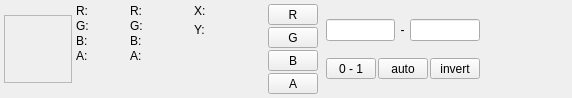
The window that src/editors/texture/TextureInfoBar.ui (houmain/gpupad) describes before a commit, drawn with Qt 5.
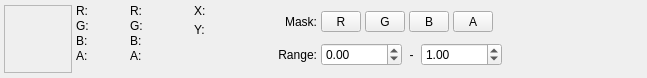
The same window after the commit. Icons and pictures are not drawn. Custom widgets are drawn as their Qt base class.

The edit to the form file:
```diff
--- a/src/editors/texture/TextureInfoBar.ui
+++ b/src/editors/texture/TextureInfoBar.ui
@@ -6,8 +6,8 @@
    <rect>
     <x>0</x>
     <y>0</y>
-    <width>572</width>
-    <height>94</height>
+    <width>647</width>
+    <height>78</height>
    </rect>
   </property>
   <layout class="QHBoxLayout" name="horizontalLayout">
@@ -214,15 +214,40 @@
     </layout>
    </item>
    <item>
-    <layout class="QVBoxLayout" name="verticalLayout_6">
+    <layout class="QGridLayout" name="gridLayout">
+     <property name="leftMargin">
+      <number>10</number>
+     </property>
+     <item row="0" column="0">
+      <widget class="QLabel" name="labelRange_2">
+       <property name="text">
+        <string>Mask:</string>
+       </property>
+       <property name="alignment">
+        <set>Qt::AlignmentFlag::AlignRight|Qt::AlignmentFlag::AlignTrailing|Qt::AlignmentFlag::AlignVCenter</set>
+       </property>
+      </widget>
+     </item>
+     <item row="1" column="0">
+      <widget class="QLabel" name="labelRange">
+       <property name="text">
+        <string>Range:</string>
+       </property>
+       <property name="alignment">
+        <set>Qt::AlignmentFlag::AlignRight|Qt::AlignmentFlag::AlignTrailing|Qt::AlignmentFlag::AlignVCenter</set>
+       </property>
+      </widget>
+     </item>
+     <item row="0" column="1">
+      <layout class="QHBoxLayout" name="horizontalLayout_4">
      <property name="spacing">
-      <number>2</number>
+        <number>4</number>
      </property>
      <item>
       <widget class="QToolButton" name="buttonColorR">
        <property name="minimumSize">
         <size>
-         <width>50</width>
+           <width>40</width>
          <height>0</height>
         </size>
        </property>
@@ -238,7 +263,7 @@
       <widget class="QToolButton" name="buttonColorG">
        <property name="minimumSize">
         <size>
-         <width>50</width>
+           <width>40</width>
          <height>0</height>
         </size>
        </property>
@@ -254,7 +279,7 @@
       <widget class="QToolButton" name="buttonColorB">
        <property name="minimumSize">
         <size>
-         <width>50</width>
+           <width>40</width>
          <height>0</height>
         </size>
        </property>
@@ -270,7 +295,7 @@
       <widget class="QToolButton" name="buttonColorA">
        <property name="minimumSize">
         <size>
-         <width>50</width>
+           <width>40</width>
          <height>0</height>
         </size>
        </property>
@@ -283,40 +308,35 @@
       </widget>
      </item>
      <item>
-      <spacer name="verticalSpacer_5">
+        <spacer name="horizontalSpacer_2">
        <property name="orientation">
-        <enum>Qt::Vertical</enum>
+          <enum>Qt::Orientation::Horizontal</enum>
        </property>
        <property name="sizeHint" stdset="0">
         <size>
-         <width>20</width>
-         <height>40</height>
+           <width>81</width>
+           <height>17</height>
         </size>
        </property>
       </spacer>
      </item>
     </layout>
    </item>
-   <item>
-    <layout class="QVBoxLayout" name="verticalLayout_5">
-     <property name="spacing">
-      <number>2</number>
-     </property>
-     <property name="leftMargin">
-      <number>4</number>
-     </property>
-     <property name="rightMargin">
-      <number>4</number>
-     </property>
-     <item>
+     <item row="1" column="1">
       <layout class="QHBoxLayout" name="horizontalLayout_3">
        <item>
-        <widget class="ExpressionLineEdit" name="minimum">
-         <property name="maximumSize">
-          <size>
-           <width>70</width>
-           <height>16777215</height>
-          </size>
+        <widget class="QDoubleSpinBox" name="minimum">
+         <property name="decimals">
+          <number>2</number>
+         </property>
+         <property name="minimum">
+          <double>-10000.000000000000000</double>
+         </property>
+         <property name="maximum">
+          <double>10000.000000000000000</double>
+         </property>
+         <property name="stepType">
+          <enum>QAbstractSpinBox::StepType::AdaptiveDecimalStepType</enum>
          </property>
         </widget>
        </item>
@@ -331,66 +351,45 @@
         </widget>
        </item>
        <item>
-        <widget class="ExpressionLineEdit" name="maximum">
-         <property name="maximumSize">
-          <size>
-           <width>70</width>
-           <height>16777215</height>
-          </size>
+        <widget class="QDoubleSpinBox" name="maximum">
+         <property name="decimals">
+          <number>2</number>
          </property>
-        </widget>
-       </item>
-      </layout>
-     </item>
-     <item>
-      <layout class="QHBoxLayout" name="horizontalLayout_5">
-       <item>
-        <widget class="QToolButton" name="buttonResetRange">
-         <property name="minimumSize">
-          <size>
-           <width>50</width>
-           <height>0</height>
-          </size>
+         <property name="minimum">
+          <double>-10000.000000000000000</double>
          </property>
-         <property name="text">
-          <string>0 - 1</string>
+         <property name="maximum">
+          <double>10000.000000000000000</double>
          </property>
-        </widget>
-       </item>
-       <item>
-        <widget class="QToolButton" name="buttonAutoRange">
-         <property name="minimumSize">
-          <size>
-           <width>50</width>
-           <height>0</height>
-          </size>
+         <property name="stepType">
+          <enum>QAbstractSpinBox::StepType::AdaptiveDecimalStepType</enum>
          </property>
-         <property name="text">
-          <string>auto</string>
+         <property name="value">
+          <double>1.000000000000000</double>
          </property>
         </widget>
-       </item>
-       <item>
-        <widget class="QToolButton" name="buttonInvertRange">
-         <property name="minimumSize">
-          <size>
-           <width>50</width>
-           <height>0</height>
-          </size>
-         </property>
-         <property name="text">
-          <string>invert</string>
-         </property>
-        </widget>
-       </item>
-      </layout>
-     </item>
-    </layout>
    </item>
    <item>
     <spacer name="horizontalSpacer">
      <property name="orientation">
-      <enum>Qt::Horizontal</enum>
+          <enum>Qt::Orientation::Horizontal</enum>
+         </property>
+         <property name="sizeHint" stdset="0">
+          <size>
+           <width>81</width>
+           <height>17</height>
+          </size>
+         </property>
+        </spacer>
+       </item>
+      </layout>
+     </item>
+    </layout>
+   </item>
+   <item>
+    <spacer name="horizontalSpacer_3">
+     <property name="orientation">
+      <enum>Qt::Orientation::Horizontal</enum>
      </property>
      <property name="sizeHint" stdset="0">
       <size>
@@ -442,13 +441,6 @@
    </item>
   </layout>
  </widget>
- <customwidgets>
-  <customwidget>
-   <class>ExpressionLineEdit</class>
-   <extends>QLineEdit</extends>
-   <header>widgets/ExpressionLineEdit.h</header>
-  </customwidget>
- </customwidgets>
  <resources>
   <include location="../resources.qrc"/>
   <include location="../resources.qrc"/>
```
Left out of the diff: 20 changed lines with no effect on the pictures. Lines whose indentation alone changed are shown as unchanged.
